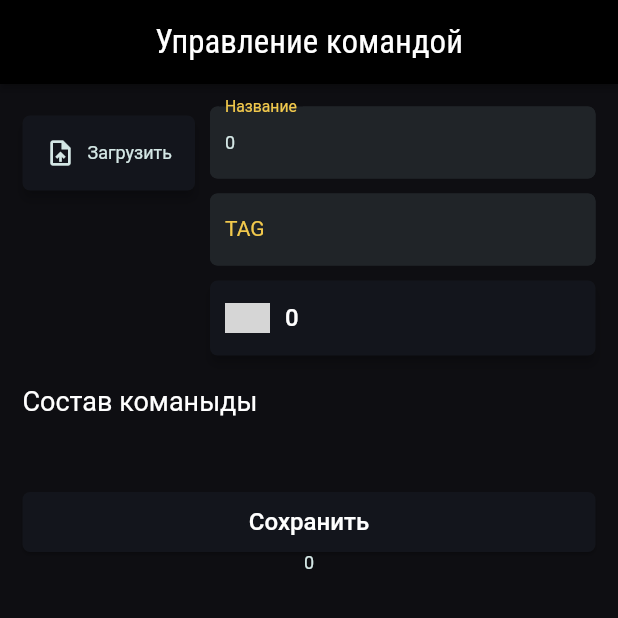
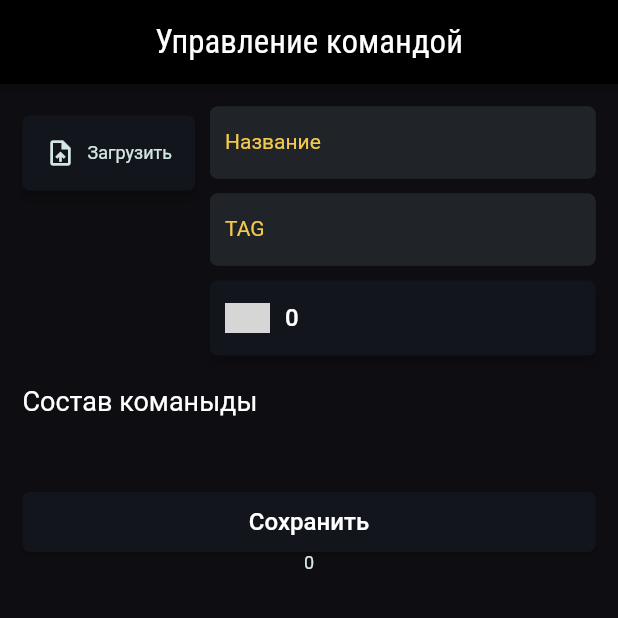
Before and after one commit to nikitakudinov/sp, a Flutter app: the EDITETeamWidget screen opened by its route, on a phone screen of 412 x 824 dp, the top half of it. Run offline on Flutter 3.47's test engine with Material 2 defaults, Android fonts, the phone set to English and light mode, and no system bars; drawn by our look-alikes of auto_size_text; our stand-ins replace cached_network_image, easy_debounce, equatable, file_picker, floating_bottom_navigation_bar, font_awesome_flutter and 10 more; missing offline and left inert: json_path, mime_type; accounts and stored records are empty; network calls fail; Roboto replaces fonts that are missing (Encode Sans Semi Condensed); grey boxes are pictures that could not be loaded.

Commit message:
Updating to latest FlutterFlow output.

```diff
--- a/lib/team/e_d_i_t_e_team/e_d_i_t_e_team_widget.dart
+++ b/lib/team/e_d_i_t_e_team/e_d_i_t_e_team_widget.dart
@@ -100,13 +100,9 @@ class _EDITETeamWidgetState extends State<EDITETeamWidget> {
       }
     });
 
-    _model.textController1 ??= TextEditingController(
-        text: valueOrDefault<String>(
-      _model.name,
-      '0',
-    ));
+    _model.textController1 ??= TextEditingController();
     _model.textFieldFocusNode1 ??= FocusNode();
-    _model.textController2 ??= TextEditingController(text: _model.team?.tag);
+    _model.textController2 ??= TextEditingController();
     _model.textFieldFocusNode2 ??= FocusNode();
   }
 
```
